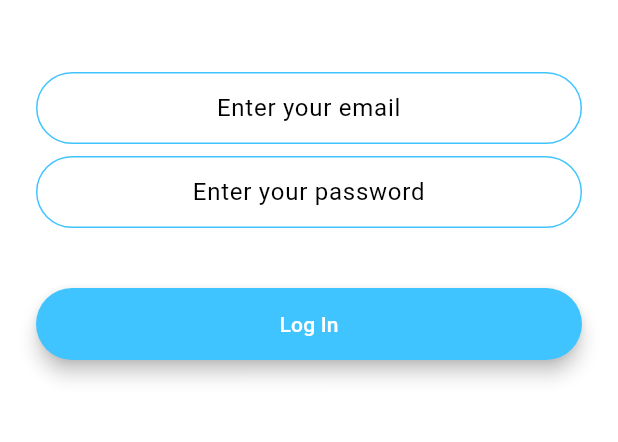
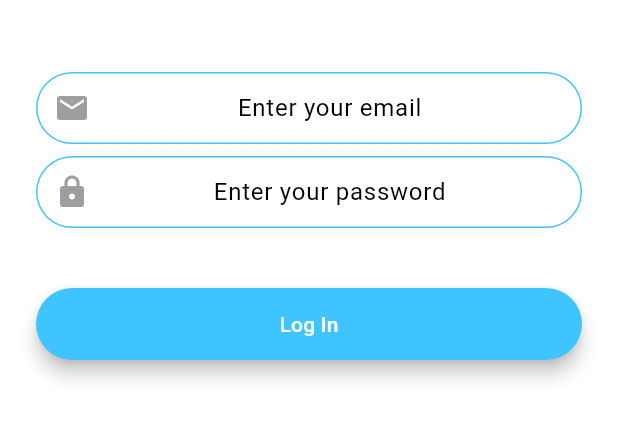
Before and after one commit to thegera4/flutter_chat_app, a Flutter app: the screen it shows after launch, after a tap on "Log In", on a phone screen of 412 x 824 dp, the part 576-1018 px from its top. Run offline on Flutter 3.47's test engine with Material 3 defaults, Android fonts, the phone set to English and light mode, and no system bars; our stand-ins replace animated_text_kit, firebase_auth, firebase_core; accounts and stored records are empty; generated files the repository leaves out were written again.

Commit message:
update: added prefix icons to email and password inputs

```diff
--- a/lib/constants.dart
+++ b/lib/constants.dart
@@ -20,6 +20,7 @@ const kMessageContainerDecoration = BoxDecoration(
 );
 
 const kInputDecoration = InputDecoration(
+  prefixIcon: Icon(Icons.email, color: Colors.grey),
   hintText: 'Enter a value',
   contentPadding:
   EdgeInsets.symmetric(vertical: 10.0, horizontal: 20.0),
--- a/lib/screens/login_screen.dart
+++ b/lib/screens/login_screen.dart
@@ -50,7 +50,10 @@ class LoginScreenState extends State<LoginScreen> {
             TextField(
               obscureText: true,
               textAlign: TextAlign.center,
-              decoration: kInputDecoration.copyWith(hintText: 'Enter your password'),
+              decoration: kInputDecoration.copyWith(
+                  prefixIcon: const Icon(Icons.lock, color: Colors.grey),
+                  hintText: 'Enter your password'
+              ),
               onChanged: (value) { password = value; },
             ),
             const SizedBox(height: 24.0,),
--- a/lib/screens/registration_screen.dart
+++ b/lib/screens/registration_screen.dart
@@ -62,6 +62,7 @@ class RegistrationScreenState extends State<RegistrationScreen> {
               obscureText: true,
               textAlign: TextAlign.center,
               decoration: kInputDecoration.copyWith(
+                prefixIcon: const Icon(Icons.lock, color: Colors.grey),
                 hintText: 'Enter your password',
                 enabledBorder: const OutlineInputBorder(
                   borderSide: BorderSide(color: Colors.blueAccent, width: 1.0),
```
